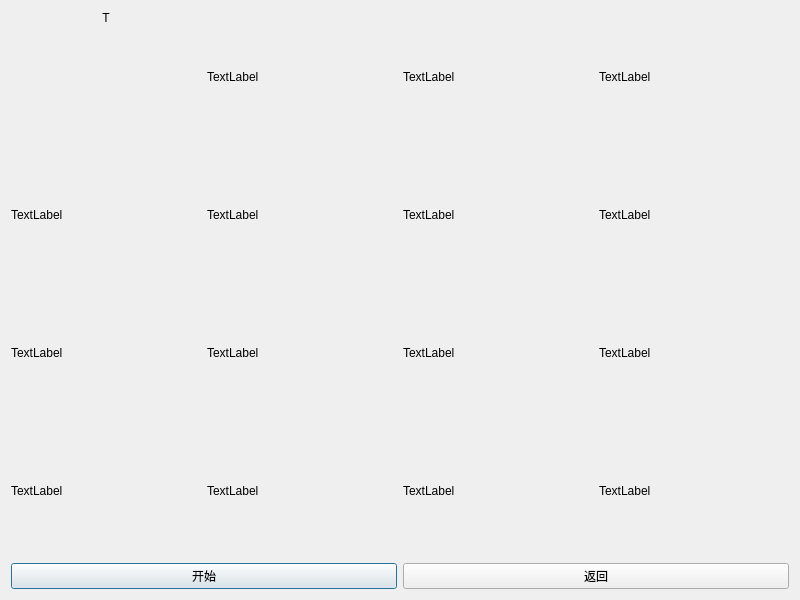
Before: the Qt Designer form sixteengrid.ui in L-Super/SchulteGrid, drawn with Qt 5.
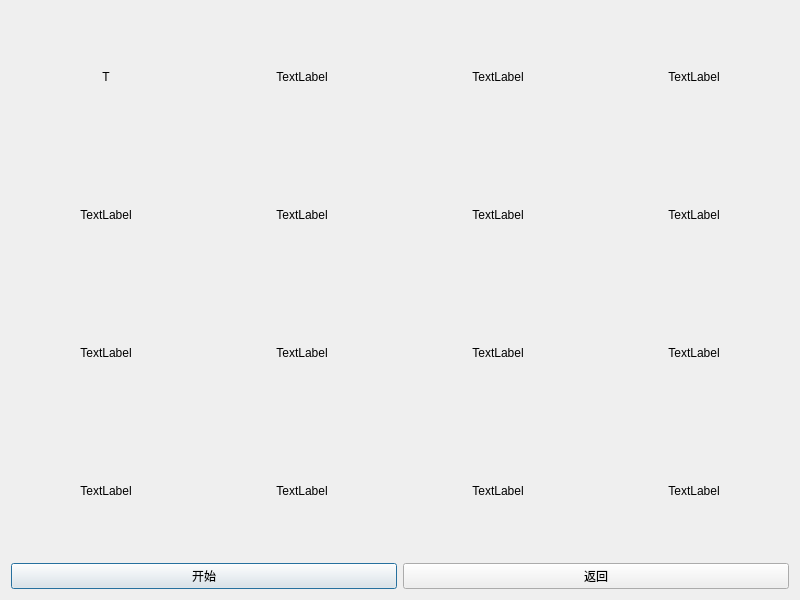
After: the same form once the commit is applied. Icons and pictures are not drawn.

The edit to the form file:
```diff
--- a/sixteengrid.ui
+++ b/sixteengrid.ui
@@ -27,7 +27,7 @@
         <string>T</string>
        </property>
        <property name="alignment">
-        <set>Qt::AlignHCenter</set>
+        <set>Qt::AlignCenter</set>
        </property>
       </widget>
      </item>
@@ -36,6 +36,9 @@
        <property name="text">
         <string>TextLabel</string>
        </property>
+       <property name="alignment">
+        <set>Qt::AlignCenter</set>
+       </property>
       </widget>
      </item>
      <item>
@@ -43,6 +46,9 @@
        <property name="text">
         <string>TextLabel</string>
        </property>
+       <property name="alignment">
+        <set>Qt::AlignCenter</set>
+       </property>
       </widget>
      </item>
      <item>
@@ -50,6 +56,9 @@
        <property name="text">
         <string>TextLabel</string>
        </property>
+       <property name="alignment">
+        <set>Qt::AlignCenter</set>
+       </property>
       </widget>
      </item>
     </layout>
@@ -61,6 +70,9 @@
        <property name="text">
         <string>TextLabel</string>
        </property>
+       <property name="alignment">
+        <set>Qt::AlignCenter</set>
+       </property>
       </widget>
      </item>
      <item>
@@ -68,6 +80,9 @@
        <property name="text">
         <string>TextLabel</string>
        </property>
+       <property name="alignment">
+        <set>Qt::AlignCenter</set>
+       </property>
       </widget>
      </item>
      <item>
@@ -75,6 +90,9 @@
        <property name="text">
         <string>TextLabel</string>
        </property>
+       <property name="alignment">
+        <set>Qt::AlignCenter</set>
+       </property>
       </widget>
      </item>
      <item>
@@ -82,6 +100,9 @@
        <property name="text">
         <string>TextLabel</string>
        </property>
+       <property name="alignment">
+        <set>Qt::AlignCenter</set>
+       </property>
       </widget>
      </item>
     </layout>
@@ -93,6 +114,9 @@
        <property name="text">
         <string>TextLabel</string>
        </property>
+       <property name="alignment">
+        <set>Qt::AlignCenter</set>
+       </property>
       </widget>
      </item>
      <item>
@@ -100,6 +124,9 @@
        <property name="text">
         <string>TextLabel</string>
        </property>
+       <property name="alignment">
+        <set>Qt::AlignCenter</set>
+       </property>
       </widget>
      </item>
      <item>
@@ -107,6 +134,9 @@
        <property name="text">
         <string>TextLabel</string>
        </property>
+       <property name="alignment">
+        <set>Qt::AlignCenter</set>
+       </property>
       </widget>
      </item>
      <item>
@@ -114,6 +144,9 @@
        <property name="text">
         <string>TextLabel</string>
        </property>
+       <property name="alignment">
+        <set>Qt::AlignCenter</set>
+       </property>
       </widget>
      </item>
     </layout>
@@ -125,6 +158,9 @@
        <property name="text">
         <string>TextLabel</string>
        </property>
+       <property name="alignment">
+        <set>Qt::AlignCenter</set>
+       </property>
       </widget>
      </item>
      <item>
@@ -132,6 +168,9 @@
        <property name="text">
         <string>TextLabel</string>
        </property>
+       <property name="alignment">
+        <set>Qt::AlignCenter</set>
+       </property>
       </widget>
      </item>
      <item>
@@ -139,6 +178,9 @@
        <property name="text">
         <string>TextLabel</string>
        </property>
+       <property name="alignment">
+        <set>Qt::AlignCenter</set>
+       </property>
       </widget>
      </item>
      <item>
@@ -146,6 +188,9 @@
        <property name="text">
         <string>TextLabel</string>
        </property>
+       <property name="alignment">
+        <set>Qt::AlignCenter</set>
+       </property>
       </widget>
      </item>
     </layout>
```
Left out of the diff: 12 changed lines with no effect on the pictures.
